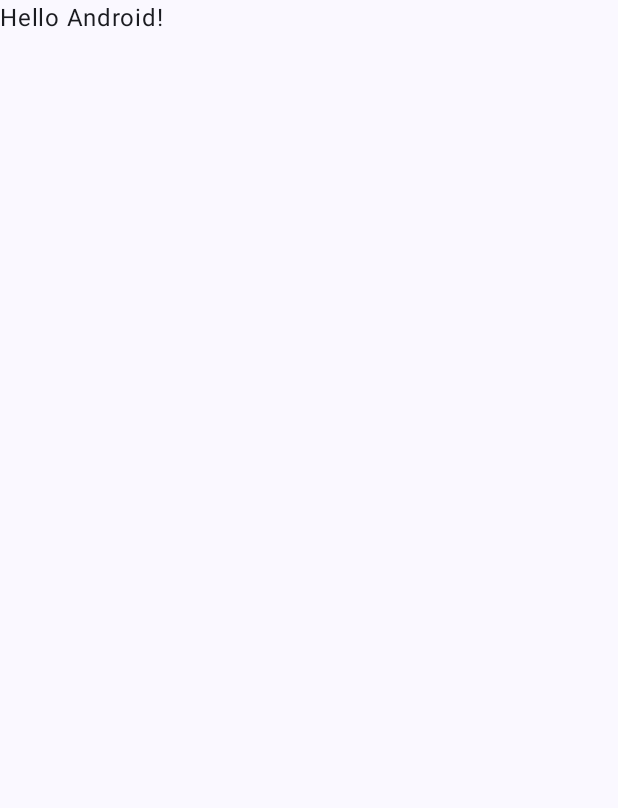
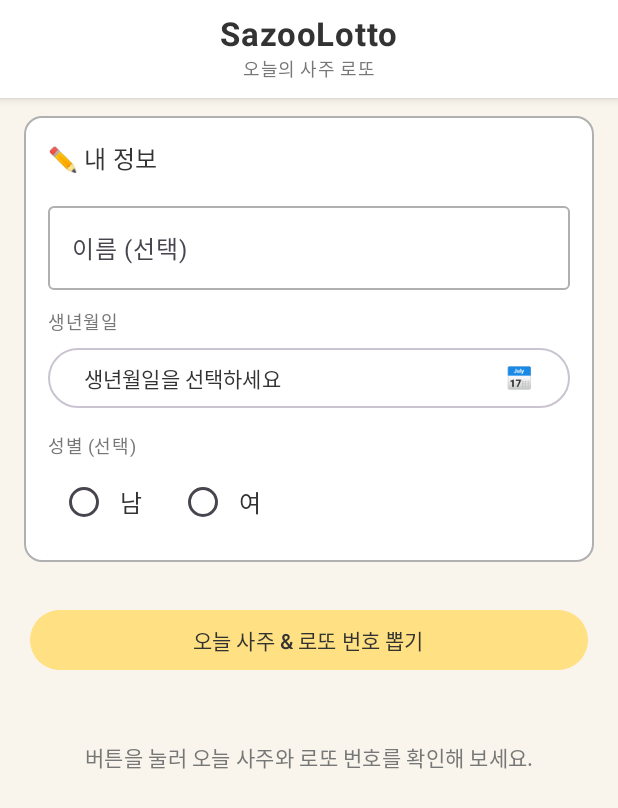
Before and after one commit to kurakes85/SazooLotto, an Android app built with Jetpack Compose: the screen it shows after launch (MainActivity), on a phone screen of 412 x 824 dp. Before the commit the part shown is almost empty. Shown: the top 808 px of the screen. Run offline under Robolectric (Android 15) with nearby library versions, the phone set to English and light mode, and no system bars.

Commit message:
Sazoo Apps first Commit

```diff
--- a/app/src/main/java/com/example/sazoolotto/MainActivity.kt
+++ b/app/src/main/java/com/example/sazoolotto/MainActivity.kt
@@ -3,46 +3,15 @@ package com.example.sazoolotto
 import android.os.Bundle
 import androidx.activity.ComponentActivity
 import androidx.activity.compose.setContent
-import androidx.activity.enableEdgeToEdge
-import androidx.compose.foundation.layout.fillMaxSize
-import androidx.compose.foundation.layout.padding
-import androidx.compose.material3.Scaffold
-import androidx.compose.material3.Text
-import androidx.compose.runtime.Composable
-import androidx.compose.ui.Modifier
-import androidx.compose.ui.tooling.preview.Preview
 import com.example.sazoolotto.ui.theme.SazooLottoTheme
 
 class MainActivity : ComponentActivity() {
     override fun onCreate(savedInstanceState: Bundle?) {
         super.onCreate(savedInstanceState)
-        enableEdgeToEdge()
         setContent {
             SazooLottoTheme {
-                Scaffold(modifier = Modifier.fillMaxSize()) { innerPadding ->
-                    Greeting(
-                        name = "Android",
-                        modifier = Modifier.padding(innerPadding)
-                    )
-                }
+                SazooLottoApp()
             }
-
         }
     }
 }
-
-@Composable
-fun Greeting(name: String, modifier: Modifier = Modifier) {
-    Text(
-        text = "Hello $name!",
-        modifier = modifier
-    )
-}
-
-@Preview(showBackground = true)
-@Composable
-fun GreetingPreview() {
-    SazooLottoTheme {
-        Greeting("Android")
-    }
-}
--- /dev/null
+++ b/app/src/main/java/com/example/sazoolotto/SazooLottoScreen.kt
@@ -0,0 +1,505 @@
+package com.example.sazoolotto   // MainActivity 맨 위랑 동일해야 함
+
+import android.app.DatePickerDialog
+import androidx.compose.ui.platform.LocalContext
+import java.util.Calendar
+
+import androidx.compose.foundation.BorderStroke
+import androidx.compose.foundation.background
+import androidx.compose.foundation.layout.*
+import androidx.compose.foundation.rememberScrollState
+import androidx.compose.foundation.verticalScroll
+import androidx.compose.material3.*
+import androidx.compose.runtime.*
+import androidx.compose.ui.Alignment
+import androidx.compose.ui.Modifier
+import androidx.compose.ui.graphics.Color
+import androidx.compose.ui.text.font.FontWeight
+import androidx.compose.ui.text.style.TextAlign
+import androidx.compose.ui.unit.dp
+import androidx.compose.ui.unit.sp
+import com.example.sazoolotto.ui.theme.*
+import com.sazoo.lotto.ui.theme.FireAccent
+import com.sazoo.lotto.ui.theme.PencilDark
+import com.sazoo.lotto.ui.theme.PencilLight
+import com.sazoo.lotto.ui.theme.PencilLine
+import com.sazoo.lotto.ui.theme.SoftGold
+import kotlin.random.Random
+
+// ---------------------- 앱 전체 루트 -----------------------------
+
+@Composable
+fun SazooLottoApp() {
+    // 일단 기본 오행 색은 화(火)로 고정, 나중에 사주 로직으로 변경 가능
+    val elementColor: Color = FireAccent
+
+    Scaffold(
+        topBar = { SazooTopBar() }
+    ) { innerPadding ->
+        Surface(
+            modifier = Modifier
+                .fillMaxSize()
+                .padding(innerPadding),
+            color = MaterialTheme.colorScheme.background
+        ) {
+            SazooLottoScreen(elementColor = elementColor)
+        }
+    }
+}
+
+@Composable
+private fun SazooTopBar() {
+    Surface(
+        color = MaterialTheme.colorScheme.surface,
+        shadowElevation = 4.dp
+    ) {
+        Column(
+            modifier = Modifier
+                .fillMaxWidth()
+                .padding(vertical = 10.dp),
+            horizontalAlignment = Alignment.CenterHorizontally
+        ) {
+            Text(
+                text = "SazooLotto",
+                fontSize = 22.sp,
+                fontWeight = FontWeight.Bold,
+                color = PencilDark
+            )
+            Text(
+                text = "오늘의 사주 로또",
+                style = MaterialTheme.typography.bodySmall,
+                color = PencilLight
+            )
+        }
+    }
+}
+
+// ---------------------- 메인 화면 -----------------------------
+
+@Composable
+fun SazooLottoScreen(
+    elementColor: Color
+) {
+    val context = LocalContext.current
+
+    var name by remember { mutableStateOf("") }
+    var birthDateText by remember { mutableStateOf("생년월일을 선택하세요") }
+    var birthYear by remember { mutableStateOf<Int?>(null) }
+    var zodiacText by remember { mutableStateOf<String?>(null) }
+    var gender by remember { mutableStateOf<String?>(null) }
+
+    var showResult by remember { mutableStateOf(false) }
+    var canDrawToday by remember { mutableStateOf(true) }
+
+    var fortuneTitle by remember { mutableStateOf("오늘의 사주를 뽑아 보세요") }
+    var fortuneBody by remember { mutableStateOf("") }
+    var lottoNumbers by remember { mutableStateOf<List<Int>>(emptyList()) }
+
+    Column(
+        modifier = Modifier
+            .fillMaxSize()
+            .padding(horizontal = 16.dp, vertical = 12.dp)
+            .verticalScroll(rememberScrollState()),
+        verticalArrangement = Arrangement.spacedBy(12.dp)
+    ) {
+        // 1. 유저 입력 카드
+        UserInputCard(
+            name = name,
+            onNameChange = { name = it },
+            birthDateText = birthDateText,
+            onBirthDateClick = {
+                val cal = Calendar.getInstance()
+                val year = cal.get(Calendar.YEAR)
+                val month = cal.get(Calendar.MONTH)
+                val day = cal.get(Calendar.DAY_OF_MONTH)
+
+                DatePickerDialog(
+                    context,
+                    { _, y, m, d ->
+                        birthDateText = "%04d-%02d-%02d".format(y, m + 1, d)
+                        birthYear = y
+                        zodiacText = getZodiacFromYear(y)   // 🔹 띠 계산
+                    },
+                    year,
+                    month,
+                    day
+                ).show()
+            },
+            gender = gender,
+            onGenderChange = { gender = it },
+            elementColor = elementColor,
+            zodiacText = zodiacText
+        )
+
+        Spacer(modifier = Modifier.height(4.dp))
+
+        // 2. 오늘 한 번만 뽑을 수 있는 버튼
+        Button(
+            onClick = {
+                // 여기서 입력값에 따라 "항상 같은 패턴으로" 운세/번호가 나오도록 설계
+                val (newTitle, newBody) = generateFortune(
+                    name = name,
+                    birthYear = birthYear,
+                    gender = gender
+                )
+                fortuneTitle = newTitle
+                fortuneBody = newBody
+                lottoNumbers = generateLottoNumbers(
+                    name = name,
+                    birthYear = birthYear,
+                    gender = gender
+                )
+
+                showResult = true
+                canDrawToday = false   // 한 번 뽑았으니 오늘은 비활성화
+            },
+            enabled = canDrawToday,
+            modifier = Modifier
+                .fillMaxWidth()
+                .padding(horizontal = 4.dp),
+            colors = ButtonDefaults.filledTonalButtonColors(
+                containerColor = SoftGold,
+                contentColor = PencilDark
+            )
+        ) {
+            Text("오늘 사주 & 로또 번호 뽑기")
+        }
+
+        if (!showResult) {
+            Spacer(modifier = Modifier.height(12.dp))
+            Text(
+                text = "버튼을 눌러 오늘 사주와 로또 번호를 확인해 보세요.",
+                style = MaterialTheme.typography.bodyMedium,
+                color = PencilLight,
+                modifier = Modifier
+                    .fillMaxWidth()
+                    .padding(8.dp),
+                textAlign = TextAlign.Center
+            )
+        } else {
+            Spacer(modifier = Modifier.height(8.dp))
+
+            FortuneCard(
+                elementColor = elementColor,
+                title = fortuneTitle,
+                body = fortuneBody
+            )
+
+            LottoCard(
+                elementColor = elementColor,
+                numbers = lottoNumbers
+            )
+
+            Spacer(modifier = Modifier.height(8.dp))
+
+            // 3. 광고 보고 다시 뽑기
+            OutlinedButton(
+                onClick = {
+                    // TODO: 나중에 여기에 보상형 광고(Rewarded Ad) 붙이고
+                    // 광고 성공 콜백에서 아래 두 줄을 실제로 호출하면 됨.
+                    canDrawToday = true
+                    showResult = false
+                },
+                enabled = !canDrawToday,   // 한 번 뽑은 뒤에만 활성
+                modifier = Modifier
+                    .fillMaxWidth()
+                    .padding(horizontal = 4.dp),
+                colors = ButtonDefaults.outlinedButtonColors(
+                    contentColor = elementColor
+                )
+            ) {
+                Text("광고 보고 다시 뽑기")
+            }
+        }
+    }
+}
+
+// ---------------------- 입력 카드 -----------------------------
+
+@Composable
+fun UserInputCard(
+    name: String,
+    onNameChange: (String) -> Unit,
+    birthDateText: String,
+    onBirthDateClick: () -> Unit,
+    gender: String?,
+    onGenderChange: (String?) -> Unit,
+    elementColor: Color,
+    zodiacText: String?
+) {
+    Card(
+        modifier = Modifier.fillMaxWidth(),
+        colors = CardDefaults.cardColors(
+            containerColor = MaterialTheme.colorScheme.surface
+        ),
+        border = BorderStroke(1.dp, PencilLine)
+    ) {
+        Column(
+            modifier = Modifier
+                .fillMaxWidth()
+                .padding(16.dp),
+            verticalArrangement = Arrangement.spacedBy(12.dp)
+        ) {
+            Text(
+                text = "✏️ 내 정보",
+                style = MaterialTheme.typography.titleMedium,
+                color = PencilDark
+            )
+
+            OutlinedTextField(
+                value = name,
+                onValueChange = onNameChange,
+                label = { Text("이름 (선택)") },
+                singleLine = true,
+                modifier = Modifier.fillMaxWidth()
+            )
+
+            // 생년월일 + 띠
+            Column(
+                verticalArrangement = Arrangement.spacedBy(4.dp)
+            ) {
+                Text(
+                    text = "생년월일",
+                    style = MaterialTheme.typography.bodySmall,
+                    color = PencilLight
+                )
+                OutlinedButton(
+                    onClick = onBirthDateClick,
+                    modifier = Modifier.fillMaxWidth()
+                ) {
+                    Text(
+                        text = birthDateText,
+                        modifier = Modifier.weight(1f),
+                        color = PencilDark
+                    )
+                    Spacer(Modifier.width(8.dp))
+                    Text("📅")
+                }
+
+                if (zodiacText != null) {
+                    Text(
+                        text = "띠: $zodiacText",
+                        style = MaterialTheme.typography.bodySmall,
+                        color = PencilLight
+                    )
+                }
+            }
+
+            // 성별 선택
+            Column {
+                Text(
+                    text = "성별 (선택)",
+                    style = MaterialTheme.typography.bodySmall,
+                    color = PencilLight
+                )
+                Spacer(modifier = Modifier.height(4.dp))
+                Row(
+                    verticalAlignment = Alignment.CenterVertically,
+                    horizontalArrangement = Arrangement.spacedBy(16.dp)
+                ) {
+                    Row(verticalAlignment = Alignment.CenterVertically) {
+                        RadioButton(
+                            selected = gender == "male",
+                            onClick = { onGenderChange("male") },
+                            colors = RadioButtonDefaults.colors(
+                                selectedColor = elementColor
+                            )
+                        )
+                        Text("남", color = PencilDark)
+                    }
+                    Row(verticalAlignment = Alignment.CenterVertically) {
+                        RadioButton(
+                            selected = gender == "female",
+                            onClick = { onGenderChange("female") },
+                            colors = RadioButtonDefaults.colors(
+                                selectedColor = elementColor
+                            )
+                        )
+                        Text("여", color = PencilDark)
+                    }
+                }
+            }
+        }
+    }
+}
+
+// ---------------------- 사주 카드 -----------------------------
+
+@Composable
+fun FortuneCard(
+    elementColor: Color,
+    title: String,
+    body: String
+) {
+    Card(
+        modifier = Modifier.fillMaxWidth(),
+        colors = CardDefaults.cardColors(
+            containerColor = MaterialTheme.colorScheme.surface
+        ),
+        border = BorderStroke(1.dp, PencilLine)
+    ) {
+        Column(
+            modifier = Modifier
+                .fillMaxWidth()
+                .padding(16.dp),
+            verticalArrangement = Arrangement.spacedBy(8.dp)
+        ) {
+            // 헤더
+            Row(
+                verticalAlignment = Alignment.CenterVertically,
+                horizontalArrangement = Arrangement.spacedBy(8.dp)
+            ) {
+                Text(
+                    text = "🔥", // TODO: 오행에 따라 💧🌿🪨💰 등으로 변경
+                    fontSize = 20.sp
+                )
+                Text(
+                    text = "오늘의 기운",
+                    style = MaterialTheme.typography.labelLarge,
+                    color = PencilDark
+                )
+                Spacer(modifier = Modifier.width(4.dp))
+                Box(
+                    modifier = Modifier
+                        .height(2.dp)
+                        .width(32.dp)
+                        .background(color = elementColor)
+                )
+            }
+
+            Text(
+                text = title,
+                style = MaterialTheme.typography.titleMedium.copy(fontWeight = FontWeight.Bold),
+                color = PencilDark
+            )
+            Text(
+                text = body,
+                style = MaterialTheme.typography.bodyMedium,
+                color = PencilLight
+            )
+        }
+    }
+}
+
+// ---------------------- 로또 번호 카드 -----------------------------
+
+@Composable
+fun LottoCard(
+    elementColor: Color,
+    numbers: List<Int>
+) {
+    Card(
+        modifier = Modifier.fillMaxWidth(),
+        colors = CardDefaults.cardColors(
+            containerColor = MaterialTheme.colorScheme.surface
+        ),
+        border = BorderStroke(1.dp, PencilLine)
+    ) {
+        Column(
+            modifier = Modifier
+                .fillMaxWidth()
+                .padding(16.dp),
+            verticalArrangement = Arrangement.spacedBy(12.dp)
+        ) {
+            Text(
+                text = "오늘의 로또 번호",
+                style = MaterialTheme.typography.titleMedium,
+                color = PencilDark
+            )
+
+            Row(
+                horizontalArrangement = Arrangement.spacedBy(8.dp),
+                verticalAlignment = Alignment.CenterVertically,
+                modifier = Modifier.fillMaxWidth()
+            ) {
+                numbers.forEach { n ->
+                    Surface(
+                        shape = MaterialTheme.shapes.small,
+                        border = BorderStroke(1.dp, elementColor),
+                        color = MaterialTheme.colorScheme.surface,
+                        shadowElevation = 0.dp,
+                        tonalElevation = 0.dp
+                    ) {
+                        Box(
+                            contentAlignment = Alignment.Center,
+                            modifier = Modifier.size(40.dp)
+                        ) {
+                            Text(
+                                text = n.toString().padStart(2, '0'),
+                                style = MaterialTheme.typography.bodyLarge.copy(
+                                    fontWeight = FontWeight.Bold
+                                ),
+                                color = PencilDark
+                            )
+                        }
+                    }
+                }
+            }
+        }
+    }
+}
+
+// ---------------------- 헬퍼: 띠 계산 -----------------------------
+
+private fun getZodiacFromYear(year: Int): String {
+    // 0: 원숭이, 1: 닭, 2: 개, 3: 돼지, 4: 쥐, 5: 소, 6: 호랑이, 7: 토끼, 8: 용, 9: 뱀, 10: 말, 11: 양
+    val animals = listOf("원숭이", "닭", "개", "돼지", "쥐", "소", "호랑이", "토끼", "용", "뱀", "말", "양")
+    val index = ((year % 12) + 12) % 12
+    val animal = animals[index]
+    return "${animal}띠"
+}
+
+// ---------------------- 헬퍼: 오행 이름 (간단 버전) -----------------------------
+
+private fun getElementName(birthYear: Int?): String {
+    if (birthYear == null) return "균형 있는"
+    val names = listOf("목(木)", "화(火)", "토(土)", "금(金)", "수(水)")
+    val idx = ((birthYear % 5) + 5) % 5
+    return names[idx]
+}
+
+// ---------------------- 헬퍼: 사주 문구 생성 (간단 룰 기반) -----------------------------
+
+private fun generateFortune(
+    name: String,
+    birthYear: Int?,
+    gender: String?
+): Pair<String, String> {
+    val baseName = if (name.isBlank()) "손님" else name
+    val key = baseName + "|" + (birthYear ?: 0) + "|" + (gender ?: "N")
+    val random = Random(key.hashCode())
+
+    val titles = listOf(
+        "열정이 살아나는 날",
+        "마음이 편안해지는 날",
+        "관계 운이 좋은 날",
+        "집중력이 빛나는 날",
+        "새로운 기회를 만나는 날"
+    )
+
+    val elementName = getElementName(birthYear)
+
+    val bodies = listOf(
+        "오늘은 $elementName 기운이 강한 날입니다. 하고 싶었던 일을 과감하게 시작해 보세요.",
+        "오늘은 $elementName 기운이 잔잔하게 흐르는 날입니다. 마음 정리와 휴식에 좋은 시간이에요.",
+        "오늘은 $elementName 기운 덕분에 사람들과의 인연이 활발해집니다. 연락이 온다면 가능하면 받아 주세요.",
+        "오늘은 $elementName 기운으로 집중력이 좋아지는 날입니다. 미뤄둔 공부나 작업을 끝내기 좋습니다.",
+        "오늘은 $elementName 기운이 새로운 문을 열어 줍니다. 평소와 다른 선택이 행운을 가져올 수 있어요."
+    )
+
+    val index = random.nextInt(titles.size)
+    return titles[index] to bodies[index]
+}
+
+// ---------------------- 헬퍼: 로또 번호 생성 (항상 같은 입력 → 같은 번호) -----------------------------
+
+private fun generateLottoNumbers(
+    name: String,
+    birthYear: Int?,
+    gender: String?
+): List<Int> {
+    val key = (name.ifBlank { "NO_NAME" } + "|" + (birthYear ?: 0) + "|" + (gender ?: "N"))
+    val random = Random(key.hashCode() * 31 + 7)
+
+    return (1..45).shuffled(random).take(6).sorted()
+}
--- a/app/src/main/java/com/example/sazoolotto/ui/theme/Color.kt
+++ b/app/src/main/java/com/example/sazoolotto/ui/theme/Color.kt
@@ -1,11 +1,20 @@
-package com.example.sazoolotto.ui.theme
+package com.sazoo.lotto.ui.theme
 
 import androidx.compose.ui.graphics.Color
 
-val Purple80 = Color(0xFFD0BCFF)
-val PurpleGrey80 = Color(0xFFCCC2DC)
-val Pink80 = Color(0xFFEFB8C8)
+// 기본 종이/연필 느낌
+val PaperBackground = Color(0xFFF9F5EC)   // 아이보리 종이
+val PaperSurface = Color(0xFFFFFFFF)      // 흰 종이
+val PencilLine = Color(0xFFB0B0B0)        // 연필선
+val PencilDark = Color(0xFF333333)        // 진한 연필색
+val PencilLight = Color(0xFF777777)       // 옅은 연필색
 
-val Purple40 = Color(0xFF6650a4)
-val PurpleGrey40 = Color(0xFF625b71)
-val Pink40 = Color(0xFF7D5260)
+// 기본 포인트 (중립)
+val SoftGold = Color(0xFFFFE082)
+
+// 오행 포인트 색 (파스텔)
+val FireAccent = Color(0xFFFF8A65)   // 화(火)
+val WaterAccent = Color(0xFF4FC3F7)  // 수(水)
+val WoodAccent = Color(0xFF81C784)   // 목(木)
+val MetalAccent = Color(0xFFFFD54F)  // 금(金)
+val EarthAccent = Color(0xFFA1887F)  // 토(土)
--- a/app/src/main/java/com/example/sazoolotto/ui/theme/Theme.kt
+++ b/app/src/main/java/com/example/sazoolotto/ui/theme/Theme.kt
@@ -1,58 +1,36 @@
 package com.example.sazoolotto.ui.theme
 
-import android.app.Activity
-import android.os.Build
-import androidx.compose.foundation.isSystemInDarkTheme
 import androidx.compose.material3.MaterialTheme
-import androidx.compose.material3.darkColorScheme
-import androidx.compose.material3.dynamicDarkColorScheme
-import androidx.compose.material3.dynamicLightColorScheme
 import androidx.compose.material3.lightColorScheme
 import androidx.compose.runtime.Composable
-import androidx.compose.ui.platform.LocalContext
+import com.sazoo.lotto.ui.theme.FireAccent
+import com.sazoo.lotto.ui.theme.PaperBackground
+import com.sazoo.lotto.ui.theme.PaperSurface
+import com.sazoo.lotto.ui.theme.PencilDark
+import com.sazoo.lotto.ui.theme.PencilLine
+import com.sazoo.lotto.ui.theme.SoftGold
 
-private val DarkColorScheme = darkColorScheme(
-    primary = Purple80,
-    secondary = PurpleGrey80,
-    tertiary = Pink80
-)
-
-private val LightColorScheme = lightColorScheme(
-    primary = Purple40,
-    secondary = PurpleGrey40,
-    tertiary = Pink40
-
-    /* Other default colors to override
-    background = Color(0xFFFFFBFE),
-    surface = Color(0xFFFFFBFE),
-    onPrimary = Color.White,
-    onSecondary = Color.White,
-    onTertiary = Color.White,
-    onBackground = Color(0xFF1C1B1F),
-    onSurface = Color(0xFF1C1B1F),
-    */
+private val LightColors = lightColorScheme(
+    primary = SoftGold,
+    secondary = FireAccent,
+    background = PaperBackground,
+    surface = PaperSurface,
+    onPrimary = PencilDark,
+    onSecondary = PencilDark,
+    onBackground = PencilDark,
+    onSurface = PencilDark,
+    outline = PencilLine
 )
 
 @Composable
 fun SazooLottoTheme(
-    darkTheme: Boolean = isSystemInDarkTheme(),
-    // Dynamic color is available on Android 12+
-    dynamicColor: Boolean = true,
     content: @Composable () -> Unit
 ) {
-    val colorScheme = when {
-        dynamicColor && Build.VERSION.SDK_INT >= Build.VERSION_CODES.S -> {
-            val context = LocalContext.current
-            if (darkTheme) dynamicDarkColorScheme(context) else dynamicLightColorScheme(context)
-        }
-
-        darkTheme -> DarkColorScheme
-        else -> LightColorScheme
-    }
-
     MaterialTheme(
-        colorScheme = colorScheme,
+        colorScheme = LightColors,
         typography = Typography,
+        // shapes = MaterialTheme.shapes 로 해도 되고,
+        // 어차피 기본값이라서 아예 빼도 된다.
         content = content
     )
 }
```
